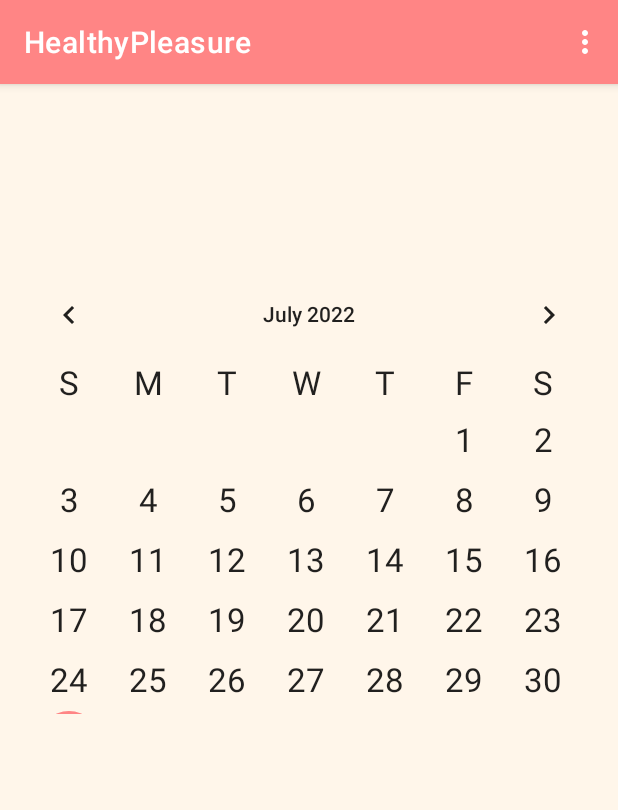
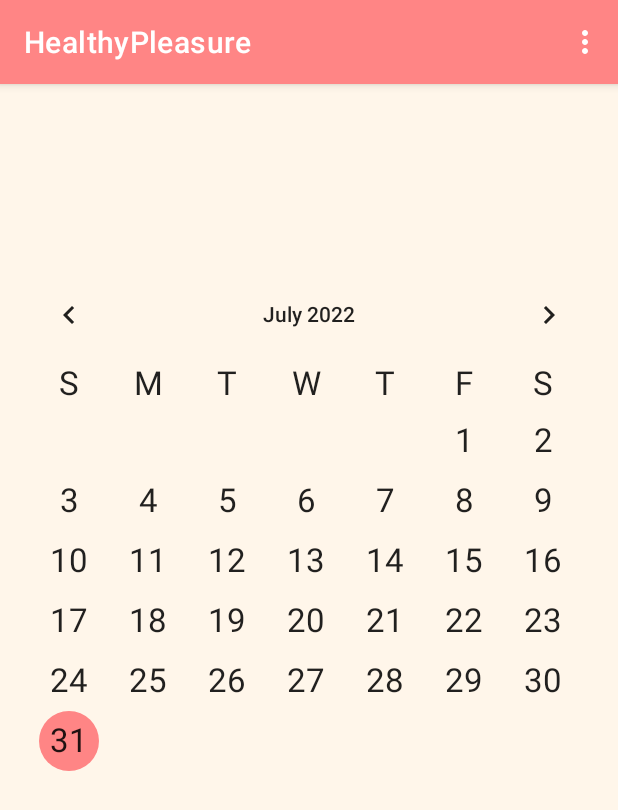
Before and after one commit to 5nam/HealthyPleasureApp, an Android app: the Calendar_mainActivity screen opened directly, with no data from a screen before it, on a phone screen of 412 x 824 dp. Shown: the top 810 px of the screen. Run offline under Robolectric (Android 15) with nearby library versions, the phone set to English and light mode, and no system bars.

Commit message:
달력 height 수정

```diff
--- a/app/src/main/res/layout/activity_calendar_main.xml
+++ b/app/src/main/res/layout/activity_calendar_main.xml
@@ -10,7 +10,7 @@
     <CalendarView
         android:id="@+id/calendarView"
         android:layout_width="match_parent"
-        android:layout_height="300dp"
+        android:layout_height="400dp"
         android:layout_marginTop="120dp"
         android:background="#FFF6EA"
         android:focusedMonthDateColor="#FF8585"
```
